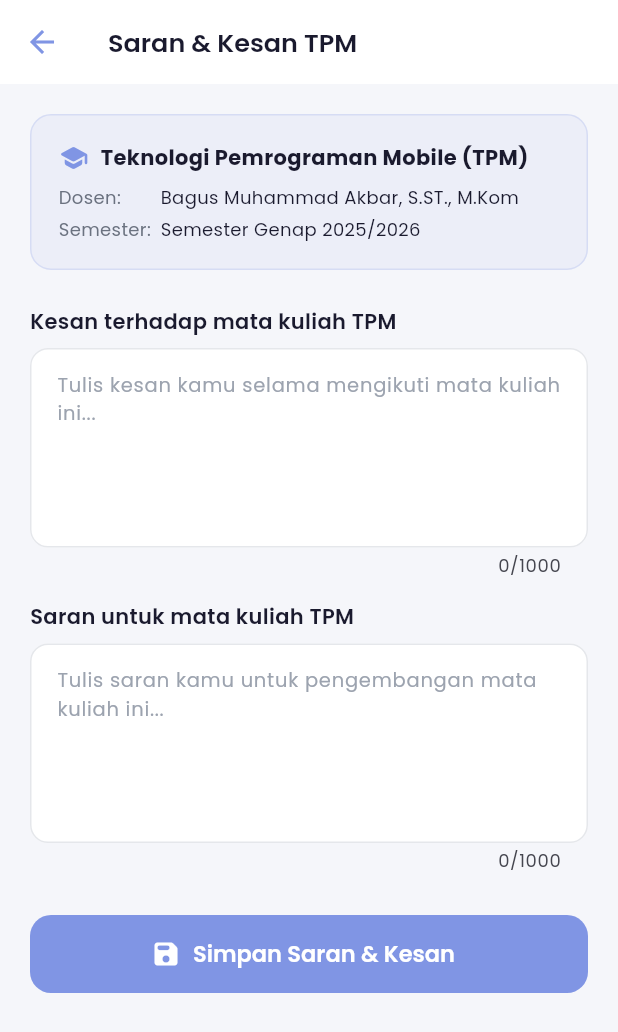
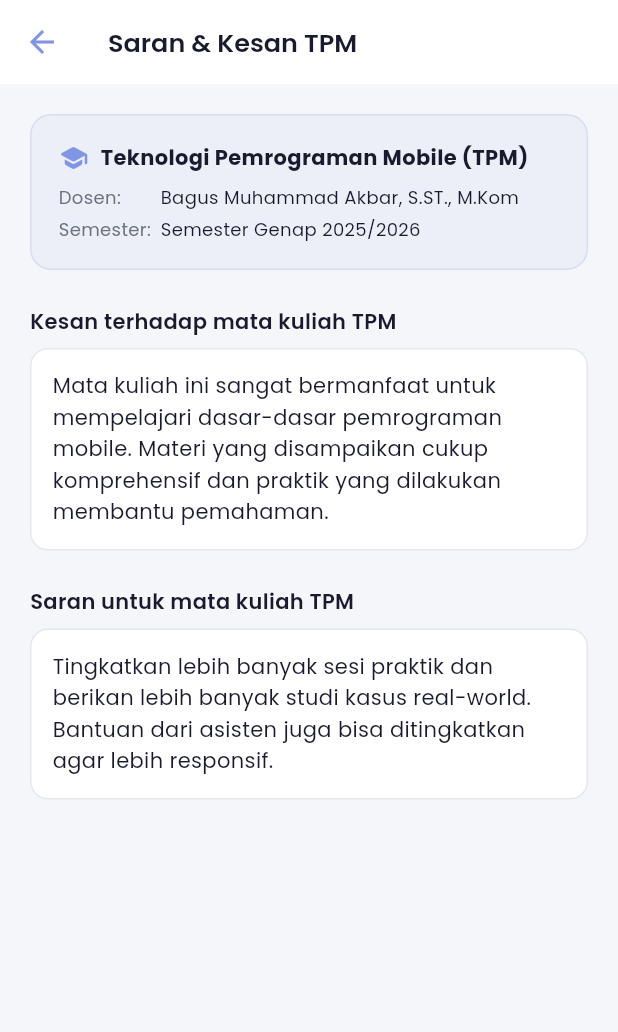
Before and after one commit to Maan-py/Kostify, a Flutter app: the SaranKesanScreen screen opened by its route, on a phone screen of 412 x 824 dp. Shown: the top 1032 px of the screen. Run offline on Flutter 3.47's test engine with Material 3 defaults, Android fonts, the phone set to English and light mode, and no system bars; our stand-ins replace camera, connectivity_plus, flutter_dotenv, flutter_image_compress, flutter_local_notifications, flutter_map and 8 more; missing offline and left inert: bcrypt, google_mlkit_text_recognition; accounts and stored records are empty.

Commit message:
update kesan pesan hardcode tenant & admin

```diff
--- a/lib/utils/validators.dart
+++ b/lib/utils/validators.dart
@@ -174,16 +174,6 @@ class AppValidators {
     return null;
   }
 
-  static String? validateSaranKesan(String? value) {
-    if (value == null || value.trim().isEmpty) {
-      return 'Saran & Kesan tidak boleh kosong';
-    }
-    if (value.length > AppConstants.MAX_SARAN_LENGTH) {
-      return 'Teks terlalu panjang (maks ${AppConstants.MAX_SARAN_LENGTH} karakter)';
-    }
-    return null;
-  }
-
   // ─── Generic Tidak Boleh Kosong ────────────────────────────────────────────
 
   static String? validateNotEmpty(String? value, {String fieldName = 'Field ini'}) {
--- a/lib/views/shared/saran_kesan_screen.dart
+++ b/lib/views/shared/saran_kesan_screen.dart
@@ -1,11 +1,6 @@
 // lib/views/shared/saran_kesan_screen.dart
 
 import 'package:flutter/material.dart';
-import 'package:flutter/services.dart';
-import 'package:shared_preferences/shared_preferences.dart';
-import '../../controllers/auth_controller.dart';
-import '../../utils/constants.dart';
-import '../../utils/validators.dart';
 
 class SaranKesanScreen extends StatefulWidget {
   const SaranKesanScreen({super.key});
@@ -15,79 +10,17 @@ class SaranKesanScreen extends StatefulWidget {
 }
 
 class _SaranKesanScreenState extends State<SaranKesanScreen> {
-  final _formKey = GlobalKey<FormState>();
-  final _saranCtrl = TextEditingController();
-  final _kesanCtrl = TextEditingController();
-  bool _isSaved = false;
-
-  static const _keyKesan = 'saran_kesan_kesan';
-  static const _keySaran = 'saran_kesan_saran';
-  static const _keySaved = 'saran_kesan_is_saved';
-
   // Data hardcoded mata kuliah TPM
   static const _mataKuliah = 'Teknologi Pemrograman Mobile (TPM)';
   static const _dosen =
       'Bagus Muhammad Akbar, S.ST., M.Kom'; // Ganti sesuai dosen asli
   static const _semester = 'Semester Genap 2025/2026';
 
-  @override
-  void initState() {
-    super.initState();
-    _loadSaved();
-  }
-
-  Future<void> _loadSaved() async {
-    final prefs = await SharedPreferences.getInstance();
-  // Ambil ID User yang sedang login
-  final userId = AuthController.to.currentUser.value?.id ?? 0;
-
-  // Tambahkan ID ke dalam kunci
-  final saved = prefs.getBool('${_keySaved}_$userId') ?? false;
-
-  if (saved) {
-    _kesanCtrl.text = prefs.getString('${_keyKesan}_$userId') ?? '';
-    _saranCtrl.text = prefs.getString('${_keySaran}_$userId') ?? '';
-    setState(() => _isSaved = true);
-  } else {
-    // Reset form jika user baru ini belum pernah mengisi
-    _kesanCtrl.clear();
-    _saranCtrl.clear();
-    setState(() => _isSaved = false);
-    }
-  }
-
-  @override
-  void dispose() {
-    _saranCtrl.dispose();
-    _kesanCtrl.dispose();
-    super.dispose();
-  }
-
-  void _simpan() async {
-    FocusScope.of(context).unfocus();
-  if (!(_formKey.currentState?.validate() ?? false)) return;
-
-  final prefs = await SharedPreferences.getInstance();
-  final userId = AuthController.to.currentUser.value?.id ?? 0;
-
-  // Simpan dengan kunci yang unik per user
-  await prefs.setString('${_keyKesan}_$userId', _kesanCtrl.text);
-  await prefs.setString('${_keySaran}_$userId', _saranCtrl.text);
-  await prefs.setBool('${_keySaved}_$userId', true);
-
-  setState(() => _isSaved = true);
-    if (mounted)
-      ScaffoldMessenger.of(context).showSnackBar(
-        SnackBar(
-          content: const Text('Saran & Kesan berhasil disimpan. Terima kasih!'),
-          backgroundColor: const Color(0xFF1BC0BA),
-          behavior: SnackBarBehavior.floating,
-          shape:
-              RoundedRectangleBorder(borderRadius: BorderRadius.circular(12)),
-          margin: const EdgeInsets.all(16),
-        ),
-      );
-  }
+  // Pesan kesan dan saran yang statis (hard-coded)
+  static const _kesanStatis =
+      'Mata kuliah ini sangat bermanfaat untuk mempelajari dasar-dasar pemrograman mobile. Materi yang disampaikan cukup komprehensif dan praktik yang dilakukan membantu pemahaman.';
+  static const _saranStatis =
+      'Tingkatkan lebih banyak sesi praktik dan berikan lebih banyak studi kasus real-world. Bantuan dari asisten juga bisa ditingkatkan agar lebih responsif.';
 
   @override
   Widget build(BuildContext context) {
@@ -102,8 +35,6 @@ class _SaranKesanScreenState extends State<SaranKesanScreen> {
       ),
       body: SingleChildScrollView(
         padding: const EdgeInsets.all(20),
-        child: Form(
-          key: _formKey,
         child: Column(
           crossAxisAlignment: CrossAxisAlignment.start,
           children: [
@@ -146,136 +77,56 @@ class _SaranKesanScreenState extends State<SaranKesanScreen> {
             ),
             const SizedBox(height: 24),
 
-              // Kesan
+            // Kesan (Read-only)
             const _FieldLabel(text: 'Kesan terhadap mata kuliah TPM'),
             const SizedBox(height: 8),
-              TextFormField(
-                controller: _kesanCtrl,
-                maxLines: 5,
-                maxLength: AppConstants.MAX_SARAN_LENGTH,
-                inputFormatters: [
-                  LengthLimitingTextInputFormatter(
-                      AppConstants.MAX_SARAN_LENGTH),
-                ],
-                validator: AppValidators.validateSaranKesan,
-                style: const TextStyle(fontSize: 14, color: Color(0xFF1A1A2E)),
-                decoration: _inputDecoration(
-                  hint: 'Tulis kesan kamu selama mengikuti mata kuliah ini...',
+            Container(
+              width: double.infinity,
+              padding: const EdgeInsets.all(14),
+              decoration: BoxDecoration(
+                color: Colors.white,
+                borderRadius: BorderRadius.circular(12),
+                border: Border.all(color: const Color(0xFFE5E7EB)),
               ),
-              ),
-              const SizedBox(height: 16),
-
-              // Saran
-              const _FieldLabel(text: 'Saran untuk mata kuliah TPM'),
-              const SizedBox(height: 8),
-              TextFormField(
-                controller: _saranCtrl,
-                maxLines: 5,
-                maxLength: AppConstants.MAX_SARAN_LENGTH,
-                inputFormatters: [
-                  LengthLimitingTextInputFormatter(
-                      AppConstants.MAX_SARAN_LENGTH),
-                ],
-                validator: AppValidators.validateSaranKesan,
-                style: const TextStyle(fontSize: 14, color: Color(0xFF1A1A2E)),
-                decoration: _inputDecoration(
-                  hint:
-                      'Tulis saran kamu untuk pengembangan mata kuliah ini...',
-                ),
-              ),
-              const SizedBox(height: 28),
-
-              SizedBox(
-                width: double.infinity,
-                height: 52,
-                child: ElevatedButton.icon(
-                  onPressed: _simpan,
-                  icon: const Icon(Icons.save_rounded, size: 20),
-                  label: const Text('Simpan Saran & Kesan',
-                      style:
-                          TextStyle(fontSize: 15, fontWeight: FontWeight.w600)),
-                  style: ElevatedButton.styleFrom(
-                    backgroundColor: const Color(0xFF8095E4),
-                    foregroundColor: Colors.white,
-                    elevation: 0,
-                    shape: RoundedRectangleBorder(
-                        borderRadius: BorderRadius.circular(14)),
+              child: Text(
+                _kesanStatis,
+                style: const TextStyle(
+                  fontSize: 14,
+                  color: Color(0xFF1A1A2E),
+                  height: 1.5,
                 ),
               ),
             ),
-              // if (_isSaved) ...[
-              //   const SizedBox(height: 16),
-              //   Container(
-              //     width: double.infinity,
-              //     padding: const EdgeInsets.all(16),
-              //     decoration: BoxDecoration(
-              //       color: const Color(0xFF1BC0BA).withOpacity(0.08),
-              //       borderRadius: BorderRadius.circular(14),
-              //       border: Border.all(
-              //           color: const Color(0xFF1BC0BA).withOpacity(0.3)),
-              //     ),
-              //     // UPDATE: Tambahkan mainAxisSize: MainAxisSize.min
-              //     child: Row(
-              //       mainAxisAlignment: MainAxisAlignment.center,
-              //       mainAxisSize: MainAxisSize.min, // Ini kuncinya!
-              //       children: [
-              //         const Icon(Icons.check_circle_rounded,
-              //             color: Color(0xFF1BC0BA)),
-              //         const SizedBox(width: 8),
-              //         Flexible(
-              //           child: Text(
-              //             'Sudah disimpan.',
-              //             style: const TextStyle(
-              //               color: Color(0xFF0F6E56),
-              //               fontWeight: FontWeight.w600,
-              //             ),
-              //             overflow: TextOverflow.ellipsis,
-              //           ),
-              //         ),
-              //       ],
-              //     ),
-              //   ),
-              // ],
+            const SizedBox(height: 24),
+
+            // Saran (Read-only)
+            const _FieldLabel(text: 'Saran untuk mata kuliah TPM'),
+            const SizedBox(height: 8),
+            Container(
+              width: double.infinity,
+              padding: const EdgeInsets.all(14),
+              decoration: BoxDecoration(
+                color: Colors.white,
+                borderRadius: BorderRadius.circular(12),
+                border: Border.all(color: const Color(0xFFE5E7EB)),
+              ),
+              child: Text(
+                _saranStatis,
+                style: const TextStyle(
+                  fontSize: 14,
+                  color: Color(0xFF1A1A2E),
+                  height: 1.5,
+                ),
+              ),
+            ),
           ],
         ),
       ),
-      ),
-    );
-  }
-
-  InputDecoration _inputDecoration({required String hint}) {
-    return InputDecoration(
-      hintText: hint,
-      hintStyle: const TextStyle(color: Color(0xFF9CA3AF), fontSize: 13),
-      filled: true,
-      fillColor: Colors.white,
-      border: OutlineInputBorder(
-        borderRadius: BorderRadius.circular(12),
-        borderSide: BorderSide.none,
-      ),
-      enabledBorder: OutlineInputBorder(
-        borderRadius: BorderRadius.circular(12),
-        borderSide: const BorderSide(color: Color(0xFFE5E7EB)),
-      ),
-      focusedBorder: OutlineInputBorder(
-        borderRadius: BorderRadius.circular(12),
-        borderSide: const BorderSide(color: Color(0xFF8095E4), width: 1.5),
-      ),
-      errorBorder: OutlineInputBorder(
-        borderRadius: BorderRadius.circular(12),
-        borderSide: const BorderSide(color: Color(0xFFE53935)),
-      ),
-      contentPadding: const EdgeInsets.all(14),
     );
   }
 }
 
 // ─── Helper ────────────────────────────────────────────────────────────────────
-
-// Expose maxLength untuk digunakan di validators
-extension AppValidatorsExt on AppValidators {
-  static int get maxSaranLength => 1000;
-}
 
 class _FieldLabel extends StatelessWidget {
   final String text;
```
Lines whose indentation alone changed are shown as unchanged.
